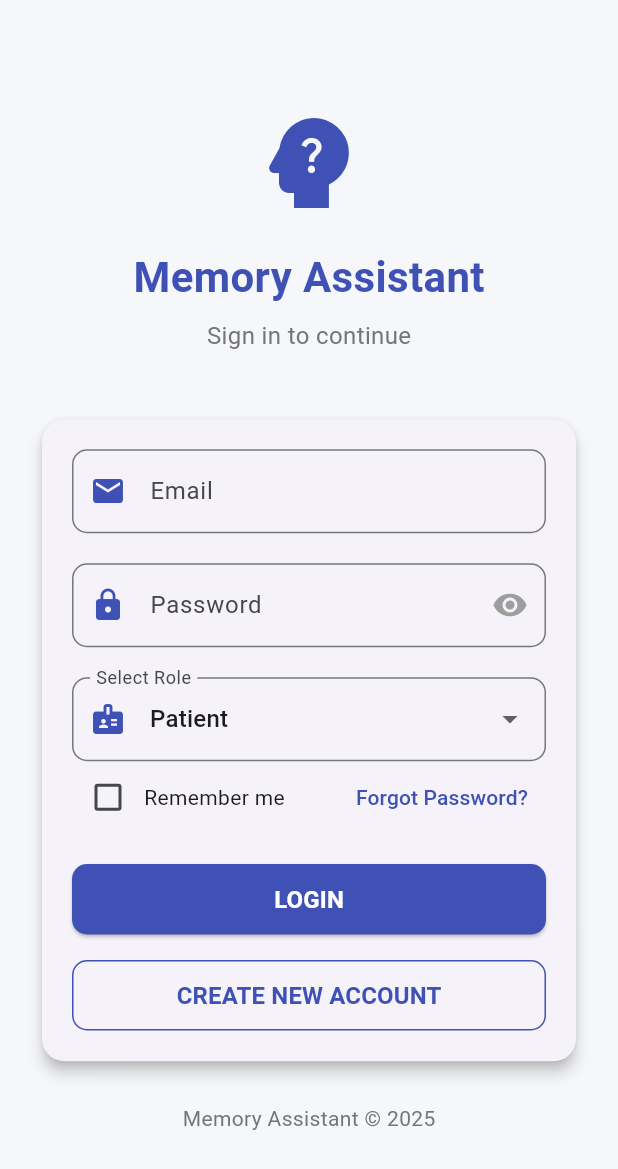
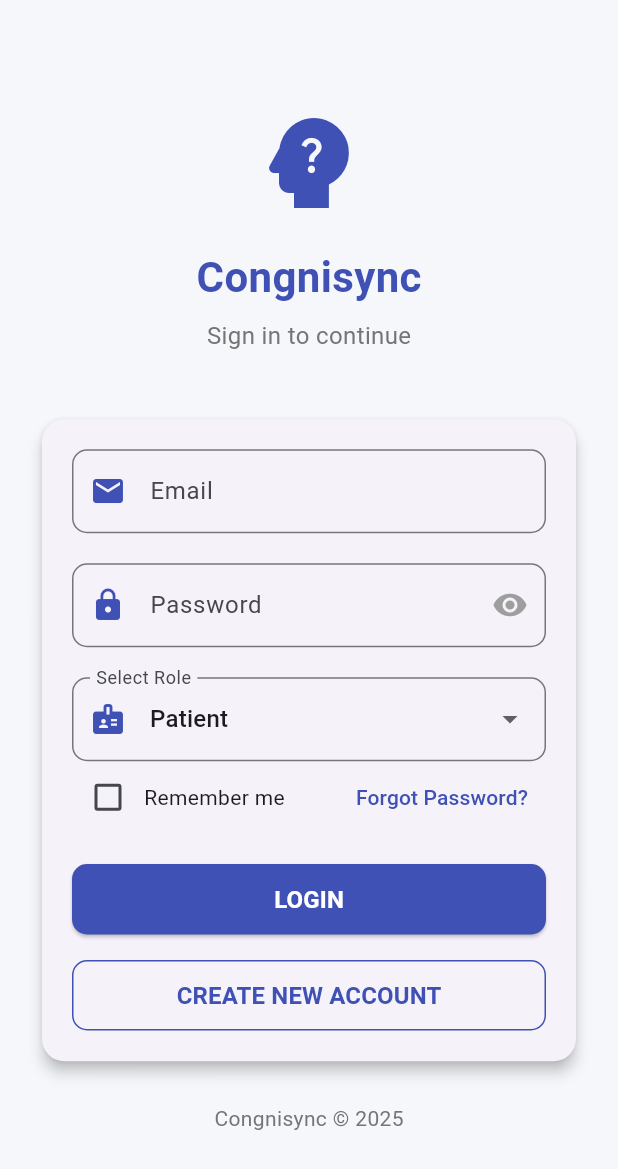
Before and after one commit to sanjaysagar12/memory_assistant, a Flutter app: the screen it shows after launch, on a phone screen of 412 x 824 dp. Shown: the top 1169 px of the screen. Run offline on Flutter 3.47's test engine with Material 3 defaults, Android fonts, the phone set to English and light mode, and no system bars; our stand-ins replace geolocator, google_maps_flutter, shared_preferences, speech_to_text.

```diff
--- a/lib/components/ai_assistant.dart
+++ b/lib/components/ai_assistant.dart
@@ -475,7 +475,7 @@ class _AIAssistantState extends State<AIAssistant> with SingleTickerProviderStat
                       ),
                       SizedBox(width: 12),
                       Text(
-                        "Memory Assistant",
+                        "Congnisync",
                         style: TextStyle(
                           fontWeight: FontWeight.bold,
                           color: AppTheme.primaryTextColor,
--- a/lib/screens/home_screen.dart
+++ b/lib/screens/home_screen.dart
@@ -275,7 +275,7 @@ class _HomeScreenState extends State<HomeScreen> with SingleTickerProviderStateM
           title: Column(
             crossAxisAlignment: CrossAxisAlignment.start,
             children: [
-              const Text("Memory Assistant"),
+              const Text("Congnisync"),
               Text(
                 todayDate,
                 style: TextStyle(
--- a/lib/screens/login_screen.dart
+++ b/lib/screens/login_screen.dart
@@ -222,7 +222,7 @@ class _LoginScreenState extends State<LoginScreen> {
                 ),
                 const SizedBox(height: 16),
                 Text(
-                  "Memory Assistant",
+                  "Congnisync",
                   style: TextStyle(
                     fontSize: 28,
                     fontWeight: FontWeight.bold,
@@ -471,7 +471,7 @@ class _LoginScreenState extends State<LoginScreen> {
 
                 const SizedBox(height: 24),
                 Text(
-                  'Memory Assistant © ${DateTime.now().year}',
+                  'Congnisync © ${DateTime.now().year}',
                   style: TextStyle(color: AppTheme.secondaryTextColor),
                 ),
               ],
--- a/lib/screens/register_screen.dart
+++ b/lib/screens/register_screen.dart
@@ -205,7 +205,7 @@ class _RegisterScreenState extends State<RegisterScreen> {
                     ),
                     const SizedBox(height: 16),
                     Text(
-                      "Memory Assistant",
+                      "Congnisync",
                       style: TextStyle(
                         fontSize: 24,
                         fontWeight: FontWeight.bold,
@@ -511,7 +511,7 @@ class _RegisterScreenState extends State<RegisterScreen> {
               // Footer
               Center(
                 child: Text(
-                  'Memory Assistant © ${DateTime.now().year}',
+                  'Congnisync © ${DateTime.now().year}',
                   style: TextStyle(color: AppTheme.secondaryTextColor),
                 ),
               ),
--- a/lib/screens/splash_screen.dart
+++ b/lib/screens/splash_screen.dart
@@ -75,7 +75,7 @@ class _SplashScreenState extends State<SplashScreen> {
             ),
             SizedBox(height: 24),
             Text(
-              'Memory Assistant',
+              'Congnisync',
               style: TextStyle(
                 fontSize: 28,
                 fontWeight: FontWeight.bold,
```
Also changed, not shown: 1 other file.
